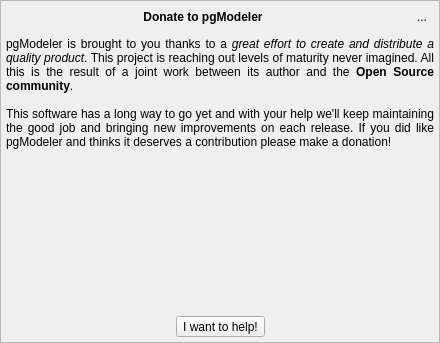
pgmodeler/pgmodeler, file libs/libgui/ui/widgets/donatewidget.ui: the form before one commit.
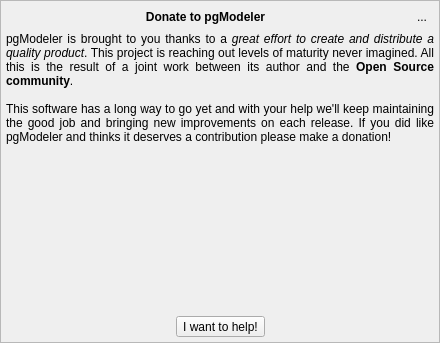
The form after the commit. Icons and pictures are not drawn.

What changed in the file:
```diff
--- a/libs/libgui/ui/widgets/donatewidget.ui
+++ b/libs/libgui/ui/widgets/donatewidget.ui
@@ -60,7 +60,7 @@
        <number>5</number>
       </property>
       <property name="spacing">
-       <number>10</number>
+       <number>5</number>
       </property>
       <item row="0" column="0">
        <widget class="QLabel" name="title_lbl">
```
Left out of the diff: 3 changed lines with no effect on the pictures.
